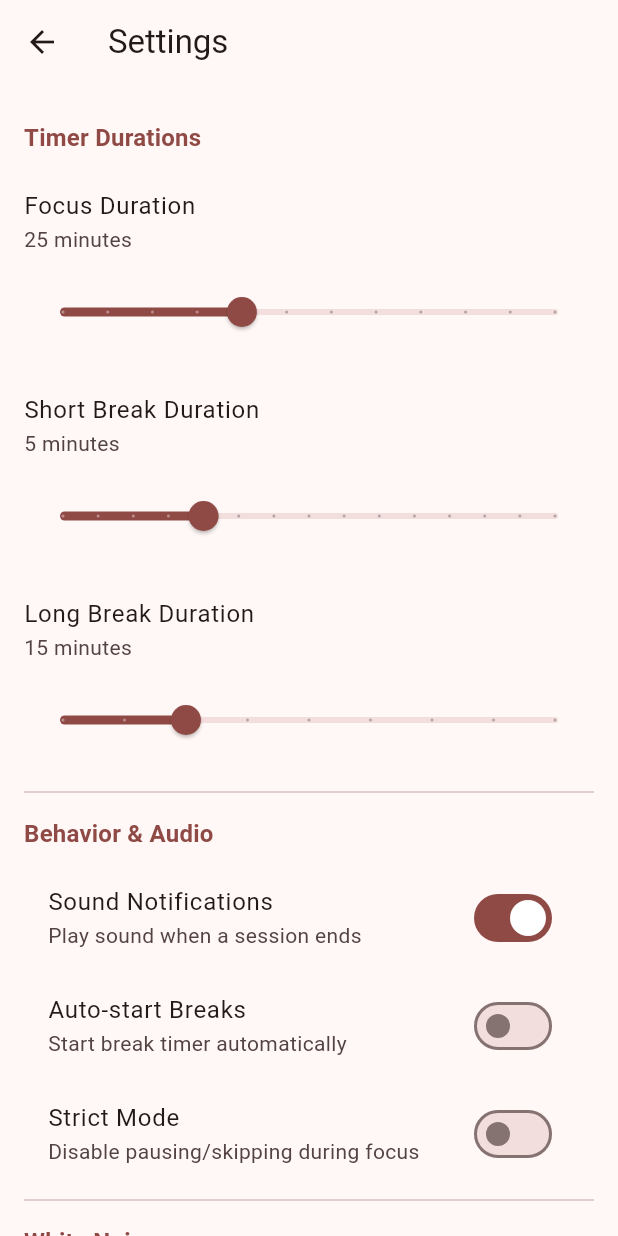
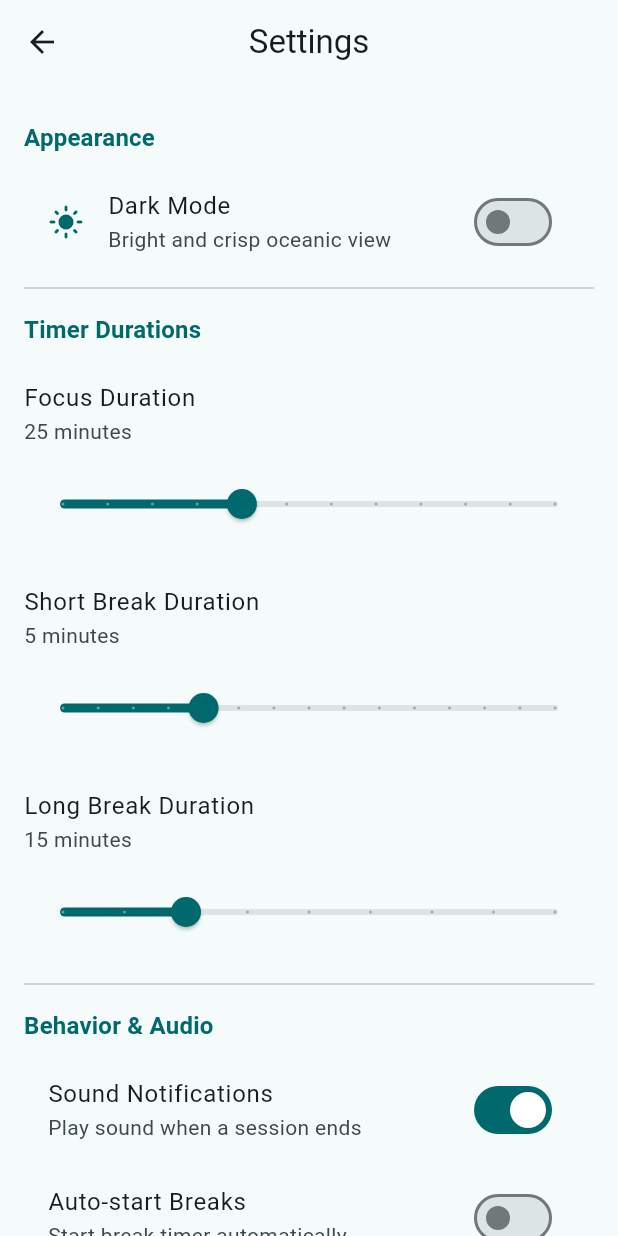
Before and after one commit to ppatheroyalexpress/focus-flow, a Flutter app: the screen it shows after launch, after a tap on "Next", after a tap on "Skip", after a tap on the "settings" icon, on a phone screen of 412 x 824 dp. Run offline on Flutter 3.47's test engine with Material 3 defaults, Android fonts, the phone set to English and light mode, and no system bars; our stand-ins replace audioplayers, file_picker, flutter_local_notifications, share_plus, shared_preferences, timezone.

Commit message:
feat: add Oceanic theme system and Antigravity config

```diff
--- a/lib/main.dart
+++ b/lib/main.dart
@@ -9,6 +9,10 @@ import 'services/notification_service.dart';
 import 'screens/home_screen.dart';
 import 'screens/onboarding_screen.dart';
 
+import 'theme/app_theme.dart';
+
+import 'providers/theme_provider.dart';
+
 void main() async {
   WidgetsFlutterBinding.ensureInitialized();
   await NotificationService().init();
@@ -18,6 +22,7 @@ void main() async {
   runApp(
     MultiProvider(
       providers: [
+        ChangeNotifierProvider(create: (_) => ThemeProvider()),
         ChangeNotifierProvider(create: (_) => TimerProvider()),
         ChangeNotifierProvider(create: (_) => TodoProvider()),
         ChangeNotifierProvider(create: (_) => WhiteNoiseProvider()),
@@ -37,20 +42,9 @@ class MyApp extends StatelessWidget {
     return MaterialApp(
       debugShowCheckedModeBanner: false,
       title: 'Focus Flow',
-      theme: ThemeData(
-        colorScheme: ColorScheme.fromSeed(
-          seedColor: Colors.redAccent,
-          brightness: Brightness.light,
-        ),
-        useMaterial3: true,
-      ),
-      darkTheme: ThemeData(
-        colorScheme: ColorScheme.fromSeed(
-          seedColor: Colors.redAccent,
-          brightness: Brightness.dark,
-        ),
-        useMaterial3: true,
-      ),
+      theme: AppTheme.lightTheme,
+      darkTheme: AppTheme.darkTheme,
+      themeMode: context.watch<ThemeProvider>().themeMode,
       home: onboardingComplete ? const HomeScreen() : const OnboardingScreen(),
     );
   }
--- /dev/null
+++ b/lib/providers/theme_provider.dart
@@ -0,0 +1,43 @@
+import 'package:flutter/material.dart';
+import 'package:shared_preferences/shared_preferences.dart';
+
+class ThemeProvider with ChangeNotifier {
+  static const String _themeKey = 'theme_mode';
+  ThemeMode _themeMode = ThemeMode.system;
+
+  ThemeMode get themeMode => _themeMode;
+
+  ThemeProvider() {
+    _loadTheme();
+  }
+
+  void toggleTheme(bool isDark) {
+    _themeMode = isDark ? ThemeMode.dark : ThemeMode.light;
+    _saveTheme();
+    notifyListeners();
+  }
+
+  Future<void> _loadTheme() async {
+    final prefs = await SharedPreferences.getInstance();
+    final String? theme = prefs.getString(_themeKey);
+    if (theme == 'dark') {
+      _themeMode = ThemeMode.dark;
+    } else if (theme == 'light') {
+      _themeMode = ThemeMode.light;
+    } else {
+      _themeMode = ThemeMode.system;
+    }
+    notifyListeners();
+  }
+
+  Future<void> _saveTheme() async {
+    final prefs = await SharedPreferences.getInstance();
+    if (_themeMode == ThemeMode.dark) {
+      await prefs.setString(_themeKey, 'dark');
+    } else if (_themeMode == ThemeMode.light) {
+      await prefs.setString(_themeKey, 'light');
+    } else {
+      await prefs.remove(_themeKey);
+    }
+  }
+}
--- a/lib/screens/home_screen.dart
+++ b/lib/screens/home_screen.dart
@@ -34,14 +34,15 @@ class _HomeScreenState extends State<HomeScreen> {
     }
   }
 
-  Color _getSessionColor(SessionType type) {
+  Color _getSessionColor(BuildContext context, SessionType type) {
+    final colorScheme = Theme.of(context).colorScheme;
     switch (type) {
       case SessionType.work:
-        return Colors.redAccent;
+        return colorScheme.primary; // Deep Teal
       case SessionType.shortBreak:
-        return Colors.greenAccent;
+        return const Color(0xFF4DB6AC); // Seafoam
       case SessionType.longBreak:
-        return Colors.blueAccent;
+        return const Color(0xFF0097A7); // Oceanic Blue
     }
   }
 
@@ -102,7 +103,7 @@ class _HomeScreenState extends State<HomeScreen> {
                     _getSessionName(state.sessionType),
                     key: ValueKey(state.sessionType),
                     style: Theme.of(context).textTheme.headlineMedium?.copyWith(
-                          color: _getSessionColor(state.sessionType),
+                          color: _getSessionColor(context, state.sessionType),
                           fontWeight: FontWeight.bold,
                           letterSpacing: 1.2,
                         ),
@@ -118,10 +119,10 @@ class _HomeScreenState extends State<HomeScreen> {
                   duration: const Duration(milliseconds: 300),
                   padding: const EdgeInsets.symmetric(horizontal: 20, vertical: 10),
                   decoration: BoxDecoration(
-                    color: _getSessionColor(state.sessionType).withOpacity(0.1),
+                    color: _getSessionColor(context, state.sessionType).withOpacity(0.1),
                     borderRadius: BorderRadius.circular(30),
                     border: Border.all(
-                      color: _getSessionColor(state.sessionType).withOpacity(0.3),
+                      color: _getSessionColor(context, state.sessionType).withOpacity(0.3),
                       width: 1,
                     ),
                   ),
@@ -137,7 +138,7 @@ class _HomeScreenState extends State<HomeScreen> {
                             Icon(
                               activeTodo != null ? Icons.check_circle : Icons.radio_button_unchecked,
                               size: 20,
-                              color: _getSessionColor(state.sessionType),
+                              color: _getSessionColor(context, state.sessionType),
                             ),
                             const SizedBox(width: 10),
                             Text(
@@ -162,7 +163,7 @@ class _HomeScreenState extends State<HomeScreen> {
                       style: Theme.of(context).textTheme.displayLarge?.copyWith(
                             fontSize: 84,
                             fontWeight: FontWeight.bold,
-                            color: _getSessionColor(state.sessionType),
+                            color: _getSessionColor(context, state.sessionType),
                             fontFeatures: const [FontFeature.tabularFigures()],
                           ),
                     );
--- a/lib/screens/settings_screen.dart
+++ b/lib/screens/settings_screen.dart
@@ -3,6 +3,7 @@ import 'package:provider/provider.dart';
 import '../providers/timer_provider.dart';
 import '../providers/white_noise_provider.dart';
 import '../providers/reminder_provider.dart';
+import '../providers/theme_provider.dart';
 import 'about_screen.dart';
 import '../services/data_service.dart';
 
@@ -20,6 +21,28 @@ class SettingsScreen extends StatelessWidget {
           return ListView(
             padding: const EdgeInsets.all(16.0),
             children: [
+              _buildSectionTitle(context, 'Appearance'),
+              Consumer<ThemeProvider>(
+                builder: (context, themeProvider, child) {
+                  return SwitchListTile(
+                    secondary: Icon(
+                      themeProvider.themeMode == ThemeMode.dark
+                          ? Icons.dark_mode
+                          : Icons.light_mode,
+                      color: Theme.of(context).colorScheme.primary,
+                    ),
+                    title: const Text('Dark Mode'),
+                    subtitle: Text(
+                      themeProvider.themeMode == ThemeMode.dark
+                          ? 'Deep sea aesthetics enabled'
+                          : 'Bright and crisp oceanic view',
+                    ),
+                    value: themeProvider.themeMode == ThemeMode.dark,
+                    onChanged: (value) => themeProvider.toggleTheme(value),
+                  );
+                },
+              ),
+              const Divider(),
               _buildSectionTitle(context, 'Timer Durations'),
               _buildSettingItem(
                 title: 'Focus Duration',
--- /dev/null
+++ b/lib/theme/app_theme.dart
@@ -0,0 +1,89 @@
+import 'package:flutter/material.dart';
+
+class AppTheme {
+  // Oceanic Palette Seed Colors
+  static const Color _lightSeedColor = Color(0xFF006064); // Deep Teal
+  static const Color _darkSeedColor = Color(0xFF4DB6AC);  // Seafoam/Light Teal
+
+  // Light Theme
+  static ThemeData get lightTheme {
+    return ThemeData(
+      useMaterial3: true,
+      colorScheme: ColorScheme.fromSeed(
+        seedColor: _lightSeedColor,
+        brightness: Brightness.light,
+      ),
+      appBarTheme: const AppBarTheme(
+        centerTitle: true,
+        elevation: 0,
+        backgroundColor: Colors.transparent,
+        surfaceTintColor: Colors.transparent,
+      ),
+      cardTheme: CardTheme(
+        elevation: 0,
+        color: Colors.white.withOpacity(0.9),
+        shape: RoundedRectangleBorder(
+          borderRadius: BorderRadius.circular(20),
+          side: BorderSide(color: _lightSeedColor.withOpacity(0.1)),
+        ),
+      ),
+      filledButtonTheme: FilledButtonThemeData(
+        style: FilledButton.styleFrom(
+          padding: const EdgeInsets.symmetric(horizontal: 24, vertical: 16),
+          shape: RoundedRectangleBorder(
+            borderRadius: BorderRadius.circular(16),
+          ),
+        ),
+      ),
+      elevatedButtonTheme: ElevatedButtonThemeData(
+        style: ElevatedButton.styleFrom(
+          padding: const EdgeInsets.symmetric(horizontal: 24, vertical: 16),
+          shape: RoundedRectangleBorder(
+            borderRadius: BorderRadius.circular(16),
+          ),
+        ),
+      ),
+    );
+  }
+
+  // Dark Theme
+  static ThemeData get darkTheme {
+    return ThemeData(
+      useMaterial3: true,
+      colorScheme: ColorScheme.fromSeed(
+        seedColor: _darkSeedColor,
+        brightness: Brightness.dark,
+      ),
+      appBarTheme: const AppBarTheme(
+        centerTitle: true,
+        elevation: 0,
+        backgroundColor: Colors.transparent,
+        surfaceTintColor: Colors.transparent,
+      ),
+      cardTheme: CardTheme(
+        elevation: 0,
+        color: const Color(0xFF1A1C1E).withOpacity(0.8),
+        shape: RoundedRectangleBorder(
+          borderRadius: BorderRadius.circular(20),
+          side: BorderSide(color: _darkSeedColor.withOpacity(0.1)),
+        ),
+      ),
+      filledButtonTheme: FilledButtonThemeData(
+        style: FilledButton.styleFrom(
+          padding: const EdgeInsets.symmetric(horizontal: 24, vertical: 16),
+          shape: RoundedRectangleBorder(
+            borderRadius: BorderRadius.circular(16),
+          ),
+        ),
+      ),
+      elevatedButtonTheme: ElevatedButtonThemeData(
+        style: ElevatedButton.styleFrom(
+          padding: const EdgeInsets.symmetric(horizontal: 24, vertical: 16),
+          shape: RoundedRectangleBorder(
+            borderRadius: BorderRadius.circular(16),
+          ),
+        ),
+      ),
+    );
+  }
+}
```
Also changed, not shown: .antigravity-snippets.json (added), .antigravity-tasks.json (added), 4 other files.
